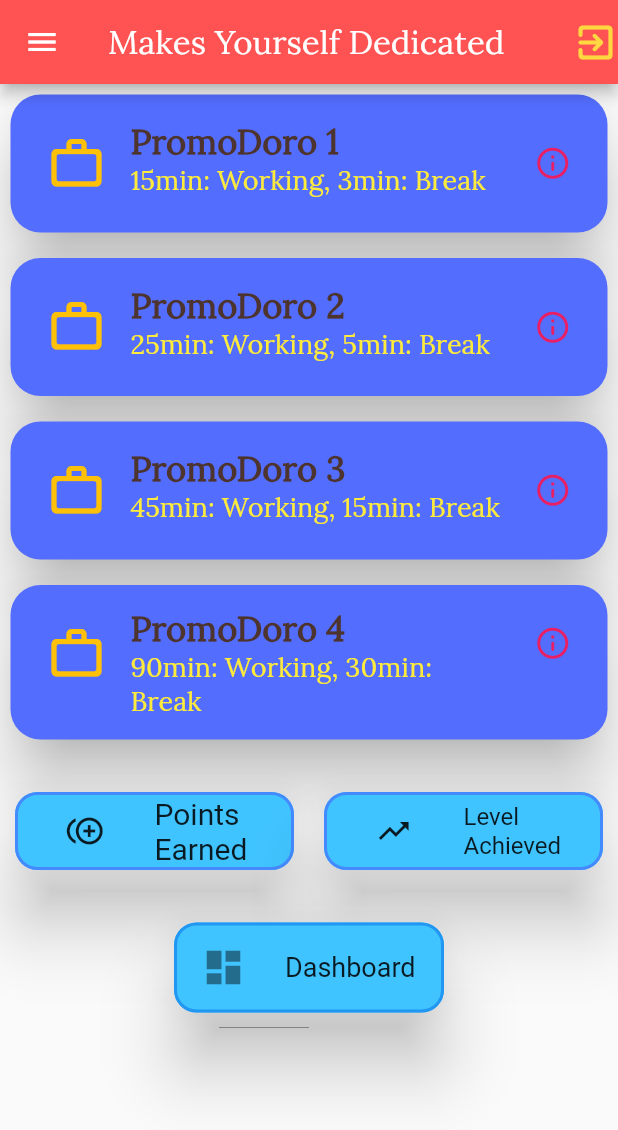
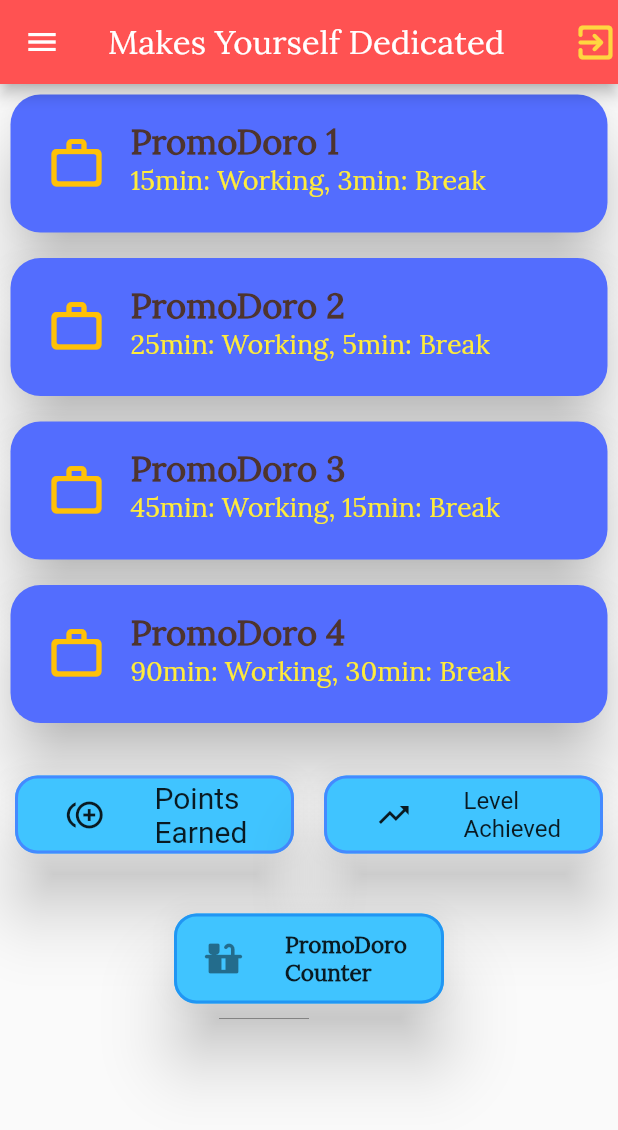
Before and after one commit to SamarpanCoder2002/Mr-Pomodoro, a Flutter app: the MainController screen opened directly with empty values, on a phone screen of 412 x 824 dp. Shown: the top 1130 px of the screen. Run offline on Flutter 3.47's test engine with Material 2 defaults, Android fonts, the phone set to English and light mode, and no system bars; our stand-ins replace animated_splash_screen, circular_countdown_timer, countup, page_transition, rflutter_alert, sqflite; accounts and stored records are empty.

Commit message:
Side Menubar About Decoration Complete and Promodoro Clock UI Indentaion made Responsive

```diff
--- a/lib/FrontEnd/Main_Screen.dart
+++ b/lib/FrontEnd/Main_Screen.dart
@@ -4,6 +4,7 @@ import 'package:flutter/material.dart';
 import 'package:hello_promodoro/Backend/Authentication.dart';
 import 'package:hello_promodoro/FrontEnd/pomodoro_clock.dart';
 import 'package:hello_promodoro/FrontEnd/pointsAndLevelsShow.dart';
+import 'package:hello_promodoro/FrontEnd/aboutMake.dart';
 
 class MainController extends StatefulWidget {
   String userName;
@@ -61,7 +62,6 @@ class Functionality extends State<MainController> {
         child: ListView(
           children: <Widget>[
             heading(),
-            sideMenu("Dashboard", Icons.dashboard),
             sideMenu("Account", Icons.account_box),
             sideMenu("About", Icons.account_box_outlined),
             sideMenu("Exit", Icons.exit_to_app_rounded),
@@ -121,9 +121,9 @@ class Functionality extends State<MainController> {
       ),
       margin: EdgeInsets.only(bottom: 10.0),
       elevation: 14.0,
-      shadowColor: Colors.lightGreenAccent,
+      shadowColor: Colors.blueAccent,
       child: ListTile(
-        hoverColor: Colors.green,
+        hoverColor: Colors.deepOrange,
         leading: Icon(
           takeIcon,
           color: Colors.green,
@@ -135,6 +135,15 @@ class Functionality extends State<MainController> {
         ),
         onTap: () {
           debugPrint(command);
+          if (titleName == "Account")
+            Navigator.push(context,
+                MaterialPageRoute(builder: (context) => AccountInformation()));
+          else if(titleName == "About")
+            print("About Pressed");
+          else {
+            Navigator.pop(context);
+            Navigator.pop(context);
+          }
         },
       ),
     );
@@ -198,16 +207,6 @@ class Functionality extends State<MainController> {
             Icons.work_outline_rounded,
             color: Colors.amber,
             size: 40.0,
-          ),
-          trailing: GestureDetector(
-            onTap: () {
-              debugPrint("PromoDoro $num About Section");
-            },
-            child: Icon(
-              Icons.info_outline_rounded,
-              color: Colors.pink,
-              size: 25.0,
-            ),
           ),
           title: Text(
             "PromoDoro $num",
@@ -343,7 +342,7 @@ class Functionality extends State<MainController> {
       child: Container(
         width: 180.0,
         margin: EdgeInsets.only(
-          top: 35.0,
+          top: 40.0,
         ),
         child: RaisedButton(
           elevation: 20.0,
@@ -358,15 +357,15 @@ class Functionality extends State<MainController> {
           ),
           child: ListTile(
             leading: Icon(
-              Icons.dashboard,
+              Icons.countertops_rounded,
               size: 30.0,
             ),
             title: Text(
-              "Dashboard",
+              "PromoDoro Counter",
               style: TextStyle(
-                  fontSize: 18.0,
-                  fontFamily: 'Roboto',
-                  fontWeight: FontWeight.w500),
+                  fontSize: 15.0,
+                  fontFamily: 'Lora',
+                  fontWeight: FontWeight.w700),
             ),
           ),
           onPressed: () {},
--- a/lib/FrontEnd/welcomeScreen.dart
+++ b/lib/FrontEnd/welcomeScreen.dart
@@ -1,4 +1,5 @@
 import 'package:animated_splash_screen/animated_splash_screen.dart';
+import 'package:flutter/cupertino.dart';
 import 'package:flutter/material.dart';
 import 'package:hello_promodoro/FrontEnd/Log_in.dart';
 import 'package:page_transition/page_transition.dart';
--- a/lib/main.dart
+++ b/lib/main.dart
@@ -5,6 +5,7 @@ import 'package:hello_promodoro/FrontEnd/pomodoro_clock.dart';
 import 'package:hello_promodoro/FrontEnd/Sign_up.dart';
 import 'package:hello_promodoro/FrontEnd/pointsAndLevelsShow.dart';
 import 'package:hello_promodoro/Backend/Authentication.dart';
+import 'package:hello_promodoro/FrontEnd/aboutMake.dart';
 
 void main() {
   Authenticate authenticate = Authenticate("", "");
```
Also changed, not shown: lib/FrontEnd/aboutMake.dart (added, +188 -0 lines), 1 other file.
